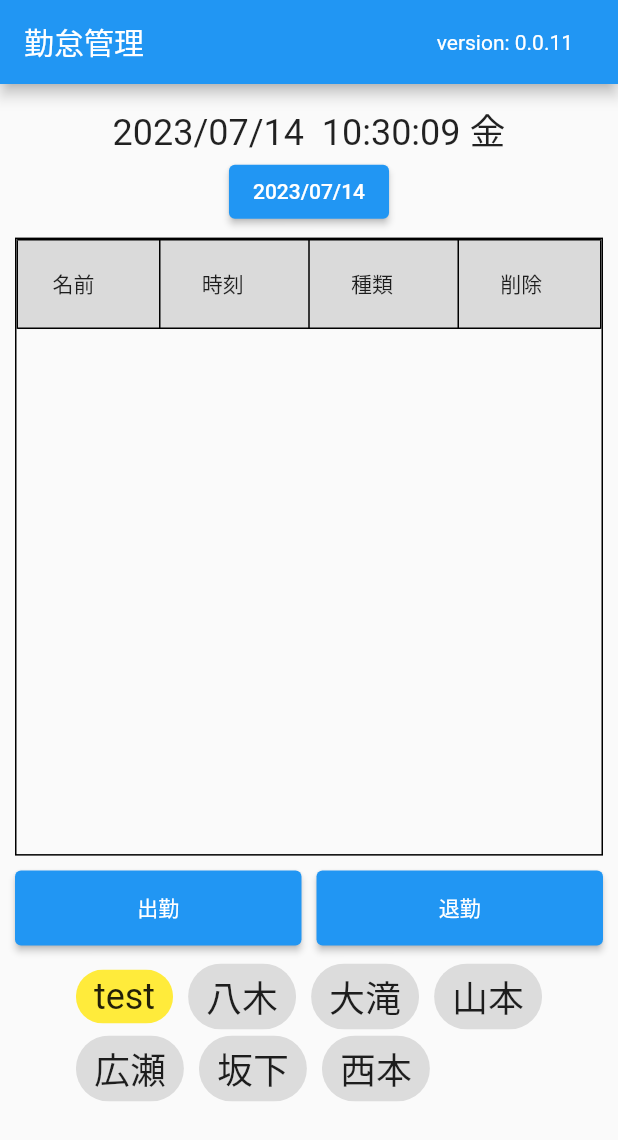
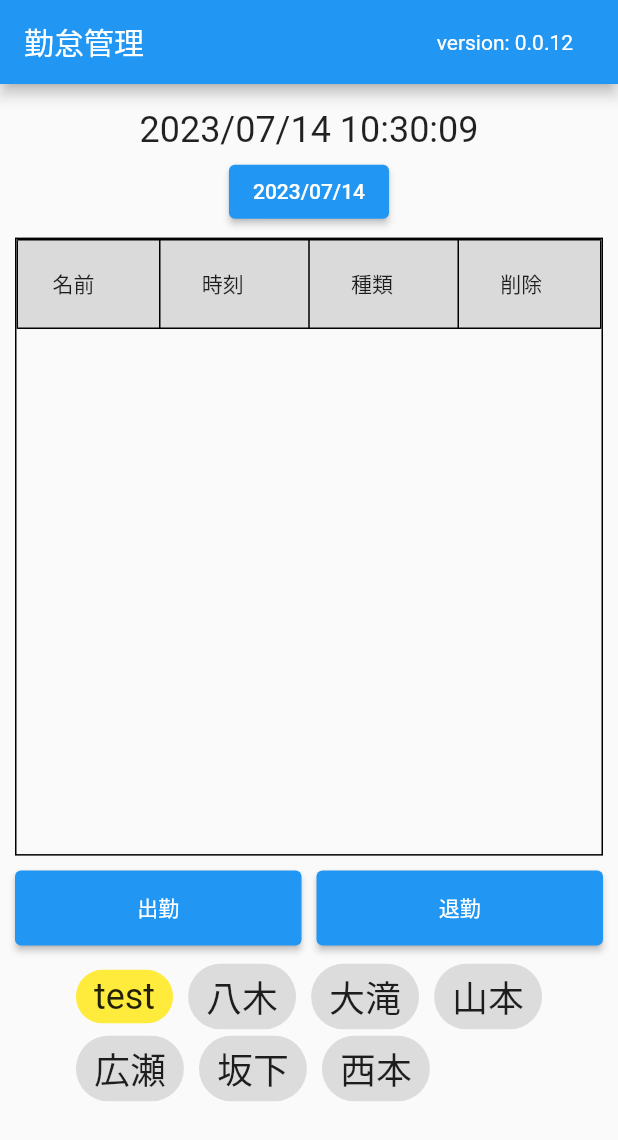
Before and after one commit to tyagiwork0419/attendance_manager, a Flutter app: the screen it shows after launch, after a tap on an icon or button, on a phone screen of 412 x 824 dp. Shown: the top 1140 px of the screen. Run offline on Flutter 3.47's test engine with Material 2 defaults, Android fonts, the phone set to English and light mode, and no system bars; our stand-ins replace nil; network calls fail.

Commit message:
ver0.0.12

```diff
--- a/lib/application/constants.dart
+++ b/lib/application/constants.dart
@@ -1,8 +1,8 @@
 class Constants {
-  static const String version = '0.0.11';
+  static const String version = '0.0.12';
 
   static const String apiUrl =
-      'https://script.googleapis.com/v1/scripts/AKfycbwU_b7NPhuZLN43SXfaSoAXHGD5IrJtjuGJcARZwDy0Auyd-i_tS6TgvuAbhaLuoYMp:run';
+      'https://script.googleapis.com/v1/scripts/AKfycbz2rity5f2ge2Ku-orjVgD8J9b0hpvNFdeOnrSNGDrY5__4aFkSAHoeFOZUPft7F2N1:run';
   static const String tokenUrl = 'https://oauth2.googleapis.com/token';
 
   static const String clientId =
--- a/lib/models/attend_data.dart
+++ b/lib/models/attend_data.dart
@@ -73,11 +73,16 @@ class AttendData {
   late DateTime dateTime;
   late Status status = Status.normal;
 
-  final DateFormat _dateTimeFormat = DateFormat('yyyy/MM/dd HH:mm:ss');
+  static final DateFormat dateTimeFormat = DateFormat('yyyy/MM/dd HH:mm:ss');
+  static final DateFormat shortDateTimeFormat = DateFormat('MM/dd HH:mm');
 
   AttendData(this.name, this.type, this.dateTime);
   String get dateTimeStr {
-    return _dateTimeFormat.format(dateTime);
+    return dateTimeFormat.format(dateTime);
+  }
+
+  String get shortDateTimeStr {
+    return shortDateTimeFormat.format(dateTime);
   }
 
   AttendData.fromJson(Map<String, dynamic> jsonMap)
@@ -85,7 +90,7 @@ class AttendData {
         name = jsonMap['name']!,
         type = AttendType.toAttendType(jsonMap['type']!),
         status = Status.toStatus(jsonMap['status']!) {
-    dateTime = _dateTimeFormat.parse(jsonMap['dateTime']);
+    dateTime = dateTimeFormat.parse(jsonMap['dateTime']);
   }
 
   Map<String, dynamic> toJson() {
--- a/lib/services/attendance_service.dart
+++ b/lib/services/attendance_service.dart
@@ -1,6 +1,5 @@
 import 'dart:convert';
 import 'package:flutter/cupertino.dart';
-import 'package:intl/intl.dart';
 
 import 'gas_client.dart';
 import '../models/attend_data.dart';
@@ -11,7 +10,6 @@ class AttendanceService {
   String accessToken = '';
 
   AttendanceService(this._gasClient);
-  final DateFormat _dateTimeFormat = DateFormat('yyyy/MM/dd HH:mm:ss');
 
   Future<List<AttendData>> setClock(
       String fileName, String sheetName, AttendData data) async {
@@ -34,7 +32,7 @@ class AttendanceService {
     Map<String, Object> parameters = {
       'fileName': fileName,
       'sheetName': sheetName,
-      'dateTime': _dateTimeFormat.format(dateTime)
+      'dateTime': AttendData.dateTimeFormat.format(dateTime)
     };
 
     var jsonResult =
--- a/lib/ui/components/data_table_view.dart
+++ b/lib/ui/components/data_table_view.dart
@@ -12,7 +12,6 @@ class DataTableView extends StatefulWidget {
       required this.dataColumnList,
       List<DataRow>? dataRowList,
       bool? isLoading})
-      //scrollController ??= ScrollController();
       : scrollController = scrollController ?? ScrollController(),
         dataRowList = dataRowList ?? <DataRow>[],
         isLoading = isLoading ?? false;
--- a/lib/ui/my_home_page.dart
+++ b/lib/ui/my_home_page.dart
@@ -51,7 +51,6 @@ class _MyHomePageState extends State<MyHomePage> {
 
   String _clockString = '';
   late DateTime _selectedDate;
-  late DateFormat _clockFormat; // = DateFormat('yyyy/MM/dd  HH:mm:ss E');
   final DateFormat _dateFormat = DateFormat('yyyy/MM/dd');
 
   final List<AttendData> _dataList = [];
@@ -72,17 +71,15 @@ class _MyHomePageState extends State<MyHomePage> {
 
     initializeDateFormatting('ja');
 
-    _clockFormat = DateFormat('yyyy/MM/dd  HH:mm:ss E', 'ja');
-
     DateTime now = DateTime.now();
-    _clockString = _clockFormat.format(now);
+    _clockString = AttendData.dateTimeFormat.format(now);
     _selectedDate = now;
     _isLoading = false;
 
     Timer.periodic(const Duration(milliseconds: 100), (Timer timer) {
       DateTime now = DateTime.now();
 
-      _clockString = _clockFormat.format(now);
+      _clockString = AttendData.dateTimeFormat.format(now);
       setState(() {});
     });
 
@@ -103,7 +100,7 @@ class _MyHomePageState extends State<MyHomePage> {
 
   DataRow _createDataRowByAttendData(AttendData data) {
     String name = data.name;
-    String dateTime = data.dateTimeStr;
+    String dateTime = data.shortDateTimeStr;
     String type = data.type.toStr;
     Color color;
     TextStyle? style = Theme.of(context).textTheme.bodyMedium;
```
